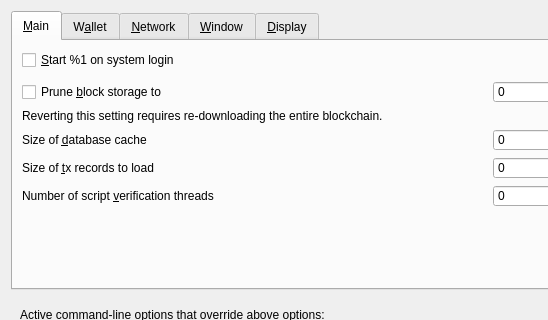
Above: src/qt/forms/optionsdialog.ui from hardwarewise/SIN-core before the change; both pictures show x 0 to 548 and y 0 to 320 of the 650 by 440 pixel window. Below: the same form after it.
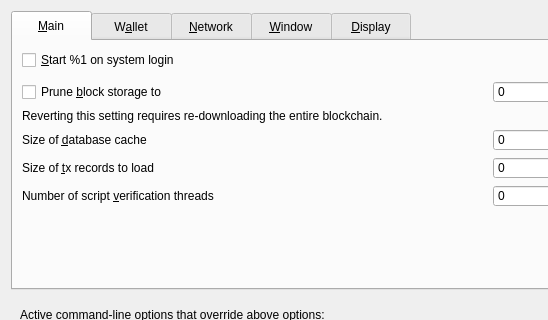
That is the form after the change. The open tabs and pages were chosen to show the change. Custom widgets are drawn as their Qt base class.

The edit to the form file:
```diff
--- a/src/qt/forms/optionsdialog.ui
+++ b/src/qt/forms/optionsdialog.ui
@@ -22,7 +22,11 @@
   <property name="styleSheet">
    <string notr="true">QTabBar::tab { 
 height: 30px;
-}</string>
+width: 80px;
+}
+
+
+</string>
   </property>
   <property name="modal">
    <bool>true</bool>
```
Left out of the diff: 8 changed lines with no effect on the pictures.
